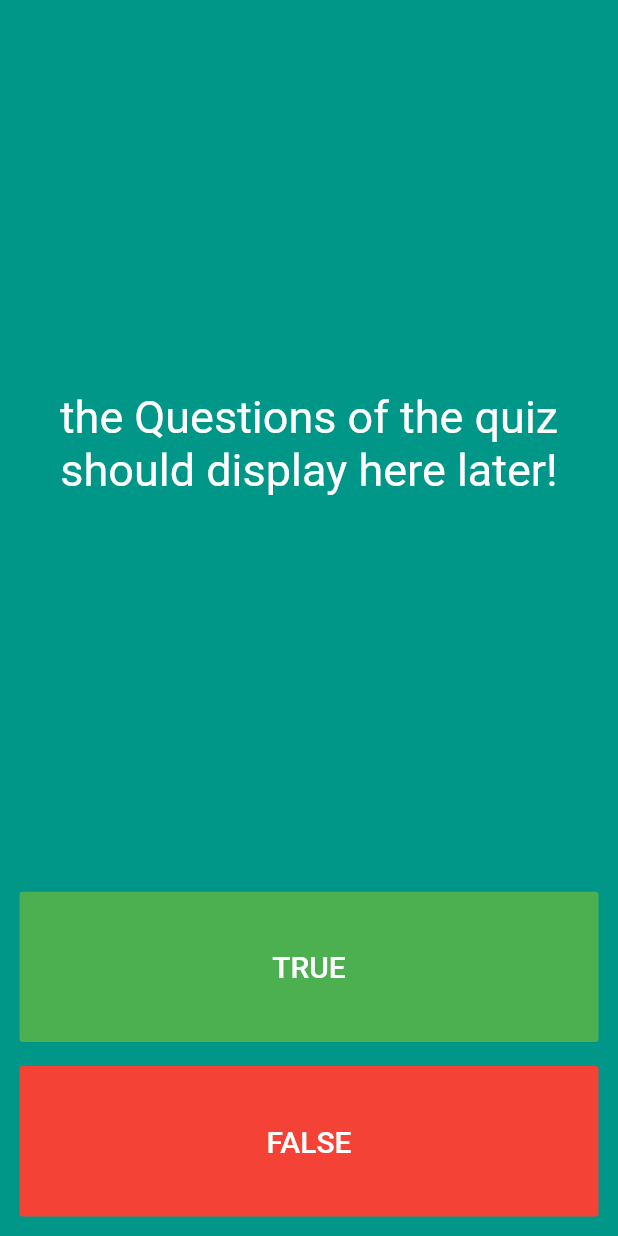
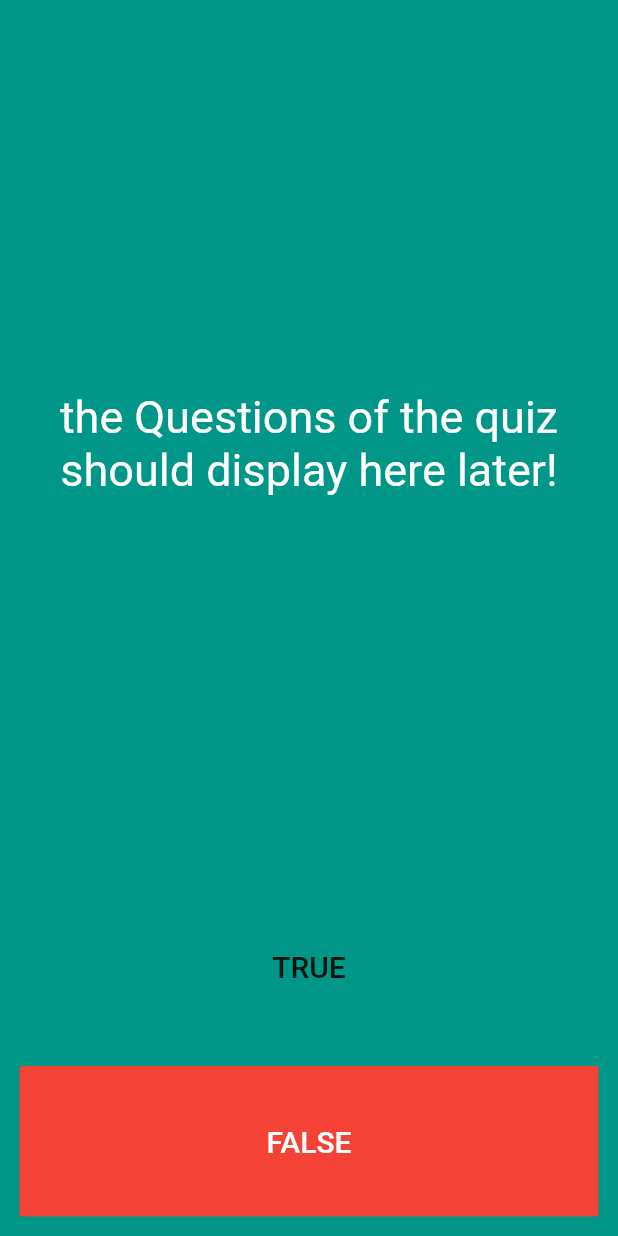
Before and after one commit to JulesHermans/les3-4QuizFinalSolution, a Flutter app: the screen it shows after launch, on a phone screen of 412 x 824 dp. Run offline on Flutter 3.47's test engine with Material 2 defaults, Android fonts, the phone set to English and light mode, and no system bars.

Commit message:
sprint 1

```diff
--- a/lib/main.dart
+++ b/lib/main.dart
@@ -41,8 +41,6 @@ class _HomePageState extends State<HomePage> {
               child: Padding(
                 padding: EdgeInsets.all(8.0),
                 child: FlatButton(
-                    color: Colors.green,
-                    textColor: Colors.white,
                     child: Text(
                       'TRUE',
                       style: TextStyle(fontSize: 20),
```
